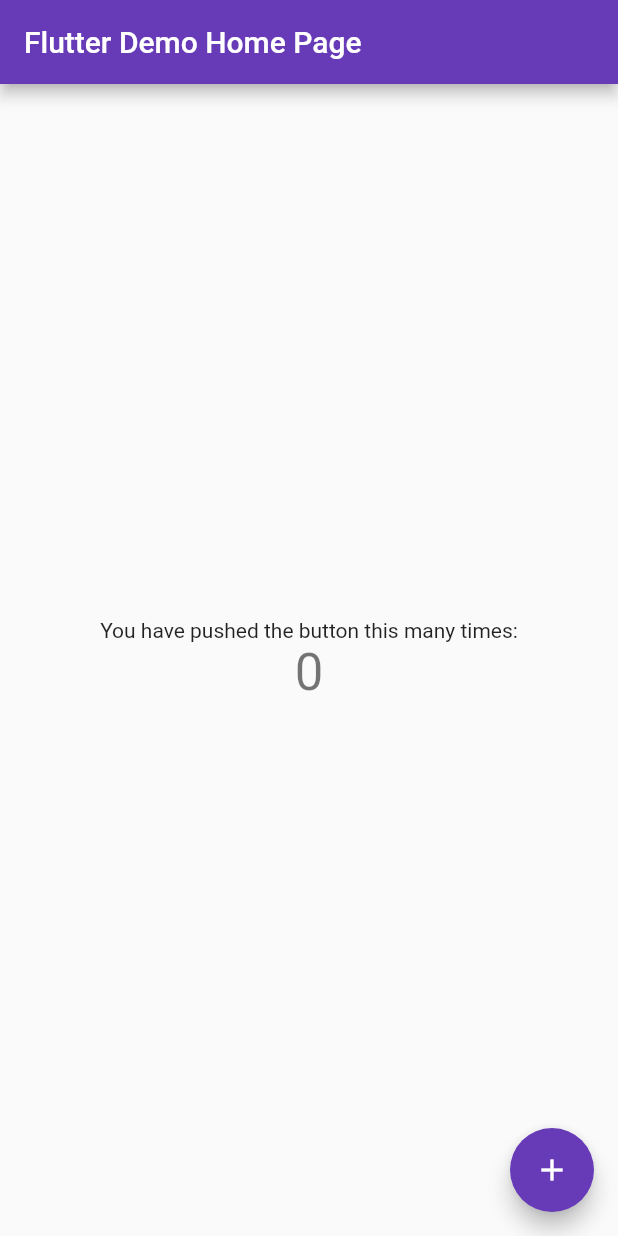
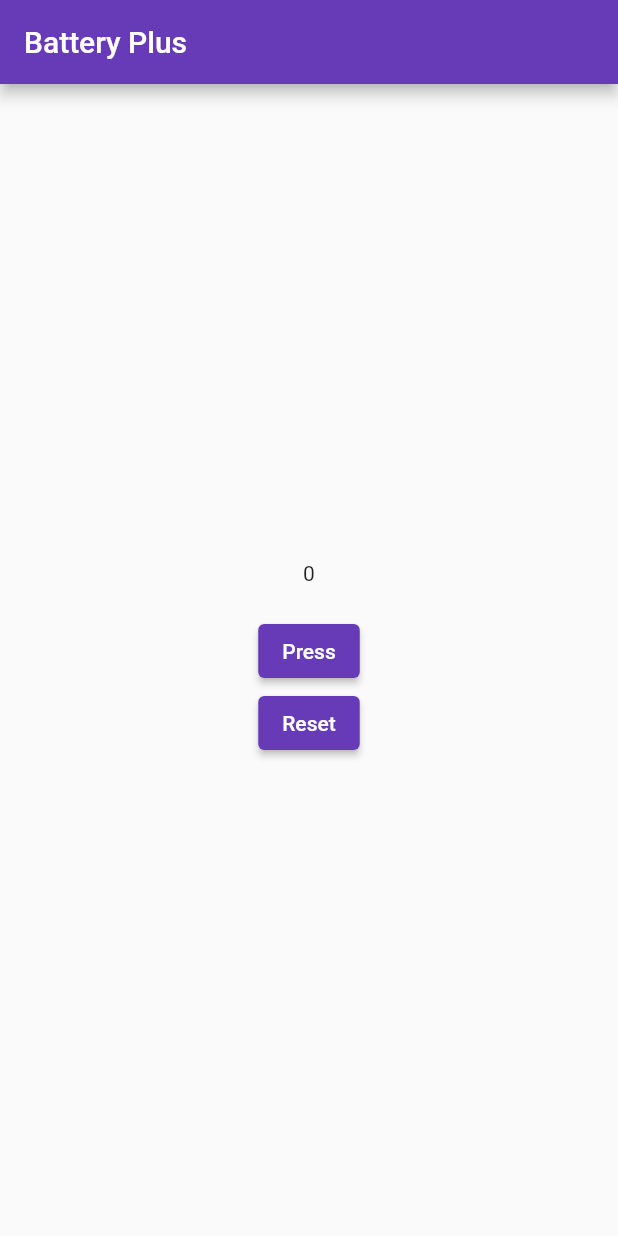
Before and after one commit to md-siam/sensor_packages, a Flutter app: the screen it shows after launch, on a phone screen of 412 x 824 dp. Run offline on Flutter 3.47's test engine with Material 2 defaults, Android fonts, the phone set to English and light mode, and no system bars; our stand-ins replace battery_plus.

Commit message:
package(new): battery plus

```diff
--- /dev/null
+++ b/lib/1_battery_plus/battery_plus.dart
@@ -0,0 +1,56 @@
+import 'dart:developer';
+
+import 'package:flutter/material.dart';
+import 'package:battery_plus/battery_plus.dart';
+
+class MyBatteryPlus extends StatefulWidget {
+  const MyBatteryPlus({Key? key}) : super(key: key);
+
+  @override
+  State<MyBatteryPlus> createState() => _MyBatteryPlusState();
+}
+
+class _MyBatteryPlusState extends State<MyBatteryPlus> {
+  var batteryLabel = 0;
+  final Battery _battery = Battery();
+
+  printBatteryLevel(Battery battery) async {
+    try {
+      batteryLabel = await battery.batteryLevel;
+      setState(() {});
+      print('Battery Level: $batteryLabel');
+    } catch (e) {
+      log(e.toString());
+    }
+  }
+
+  @override
+  Widget build(BuildContext context) {
+    return Scaffold(
+      appBar: AppBar(title: const Text('Battery Plus')),
+      body: Center(
+        child: Column(
+          mainAxisAlignment: MainAxisAlignment.center,
+          children: [
+            Text(batteryLabel.toString()),
+            const SizedBox(height: 20),
+            ElevatedButton(
+              onPressed: () {
+                printBatteryLevel(_battery);
+              },
+              child: const Text('Press'),
+            ),
+            ElevatedButton(
+              onPressed: () {
+                setState(() {
+                  batteryLabel = 0;
+                });
+              },
+              child: const Text('Reset'),
+            )
+          ],
+        ),
+      ),
+    );
+  }
+}
--- a/lib/main.dart
+++ b/lib/main.dart
@@ -1,4 +1,6 @@
 import 'package:flutter/material.dart';
+
+import 'routes.dart';
 
 void main() {
   runApp(const MyApp());
@@ -13,54 +15,7 @@
       title: 'Sensor Packages',
       debugShowCheckedModeBanner: false,
       theme: ThemeData(primarySwatch: Colors.deepPurple),
-      home: const MyHomePage(title: 'Flutter Demo Home Page'),
+      home: const MyBatteryPlus(),
     );
   }
 }
-
-class MyHomePage extends StatefulWidget {
-  const MyHomePage({Key? key, required this.title}) : super(key: key);
-
-  final String title;
-
-  @override
-  State<MyHomePage> createState() => _MyHomePageState();
-}
-
-class _MyHomePageState extends State<MyHomePage> {
-  int _counter = 0;
-
-  void _incrementCounter() {
-    setState(() {
-      _counter++;
-    });
-  }
-
-  @override
-  Widget build(BuildContext context) {
-    return Scaffold(
-      appBar: AppBar(
-        title: Text(widget.title),
-      ),
-      body: Center(
-        child: Column(
-          mainAxisAlignment: MainAxisAlignment.center,
-          children: <Widget>[
-            const Text(
-              'You have pushed the button this many times:',
-            ),
-            Text(
-              '$_counter',
-              style: Theme.of(context).textTheme.headline4,
-            ),
-          ],
-        ),
-      ),
-      floatingActionButton: FloatingActionButton(
-        onPressed: _incrementCounter,
-        tooltip: 'Increment',
-        child: const Icon(Icons.add),
-      ),
-    );
-  }
-}
--- /dev/null
+++ b/lib/routes.dart
@@ -0,0 +1 @@
+export '1_battery_plus/battery_plus.dart';
--- a/pubspec.yaml
+++ b/pubspec.yaml
@@ -34,6 +34,8 @@
   # The following adds the Cupertino Icons font to your application.
   # Use with the CupertinoIcons class for iOS style icons.
   cupertino_icons: ^1.0.2
+  # For access various information about the battery
+  battery_plus: ^2.1.4
 
 dev_dependencies:
   flutter_test:
```
Also changed, not shown: pubspec.lock, 6 other files.
